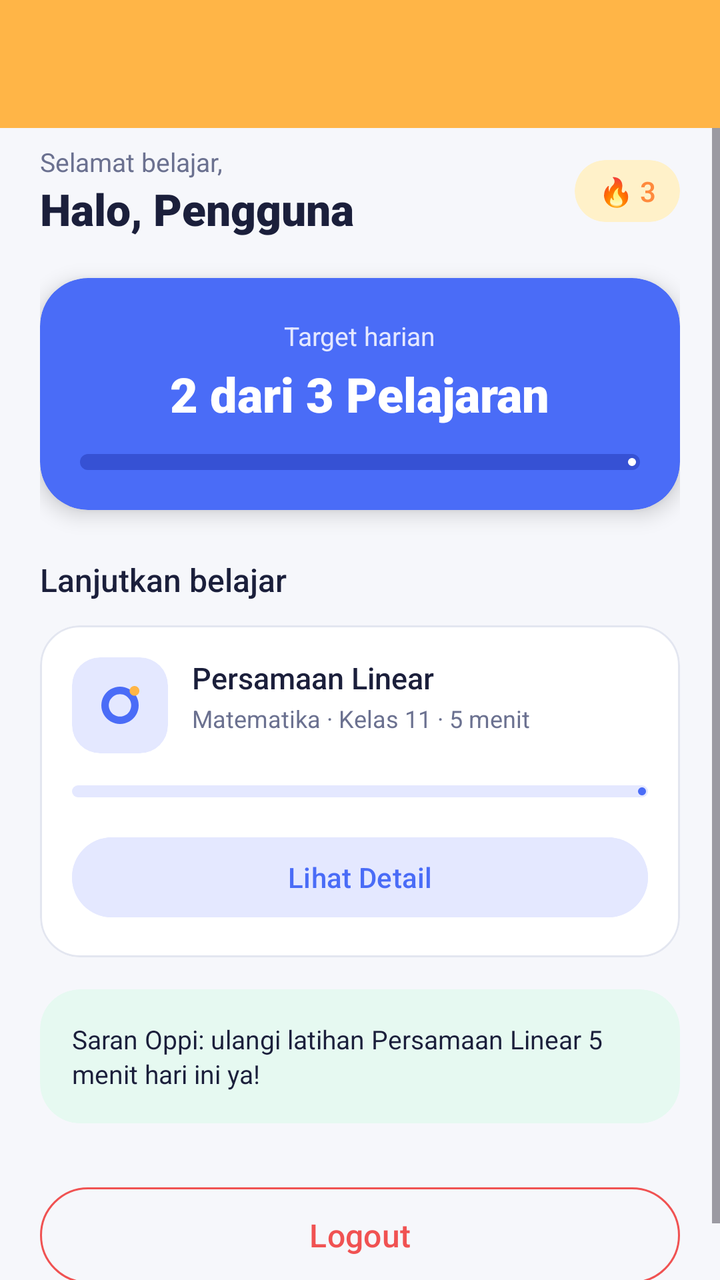
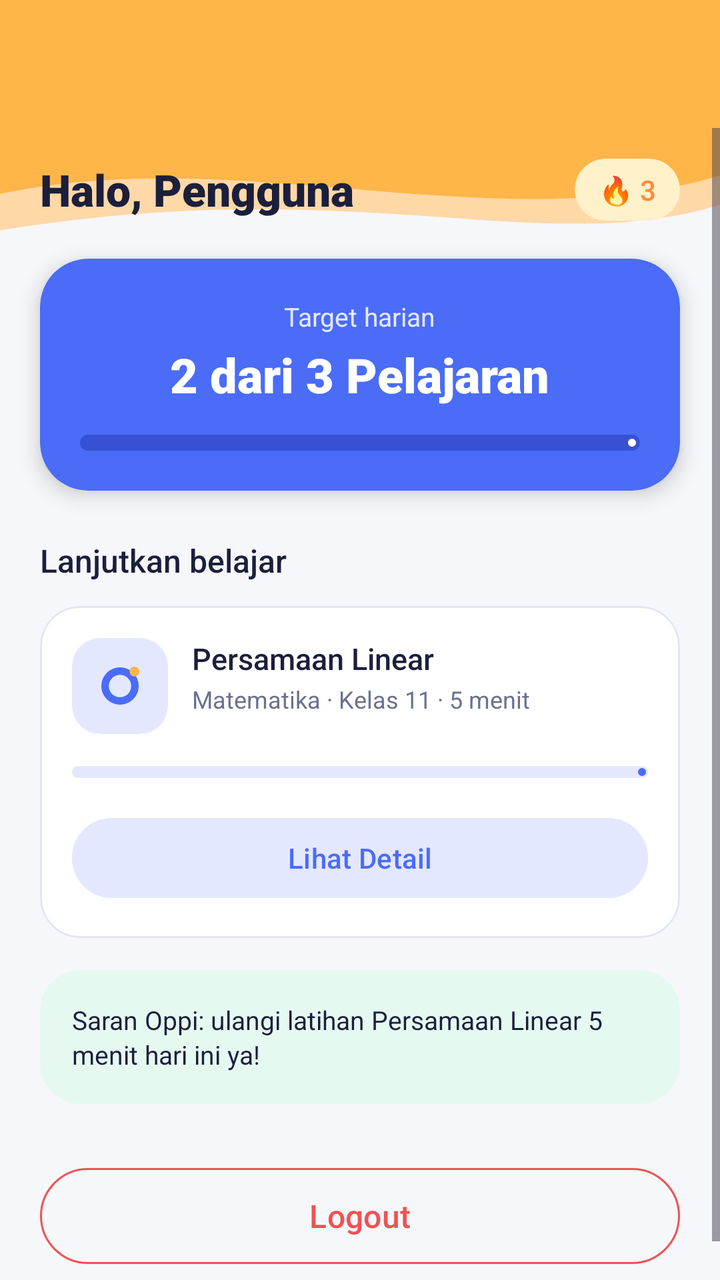

Compare the two renders of this Android layout. The source of the first and the diff that turns it into the second are given below.
<!-- AndroidManifest.xml: application theme Theme.AppYuma -->
<!-- res/layout/fragment_home.xml -->
<?xml version="1.0" encoding="utf-8"?>
<androidx.constraintlayout.widget.ConstraintLayout xmlns:android="http://schemas.android.com/apk/res/android"
    xmlns:app="http://schemas.android.com/apk/res-auto"
    xmlns:tools="http://schemas.android.com/tools"
    android:layout_width="match_parent"
    android:layout_height="match_parent"
    android:background="@color/oppi_bg"
    tools:context=".Home.HomeFragment">

    <androidx.appcompat.widget.Toolbar
        android:id="@+id/toolbar"
        android:layout_width="0dp"
        android:layout_height="?attr/actionBarSize"
        android:background="@color/oppi_yellow"
        app:elevation="2dp"
        app:titleTextAppearance="@style/TextAppearance.Oppi.Toolbar.Title"
        app:titleTextColor="@color/oppi_text_primary"
        app:layout_constraintEnd_toEndOf="parent"
        app:layout_constraintStart_toStartOf="parent"
        app:layout_constraintTop_toTopOf="parent" />

    <ScrollView
        android:id="@+id/svMain"
        android:layout_width="0dp"
        android:layout_height="0dp"
        android:fillViewport="true"
        app:layout_constraintBottom_toBottomOf="parent"
        app:layout_constraintEnd_toEndOf="parent"
        app:layout_constraintStart_toStartOf="parent"
        app:layout_constraintTop_toBottomOf="@id/toolbar">

        <androidx.constraintlayout.widget.ConstraintLayout
            android:layout_width="match_parent"
            android:layout_height="wrap_content"
            android:paddingStart="20dp"
            android:paddingTop="8dp"
            android:paddingEnd="20dp"
            android:paddingBottom="24dp">

            <TextView
                android:id="@+id/tvGreetingSmall"
                android:layout_width="wrap_content"
                android:layout_height="wrap_content"
                android:text="Selamat belajar,"
                android:textColor="@color/oppi_text_secondary"
                android:textSize="13sp"
                app:layout_constraintStart_toStartOf="parent"
                app:layout_constraintTop_toTopOf="parent" />

            <TextView
                android:id="@+id/tvWelcomeUser"
                android:layout_width="0dp"
                android:layout_height="wrap_content"
                android:layout_marginEnd="12dp"
                android:fontFamily="sans-serif-black"
                android:text="Halo, Pengguna"
                android:textColor="@color/oppi_text_primary"
                android:textSize="22sp"
                app:layout_constraintEnd_toStartOf="@id/cvStreak"
                app:layout_constraintStart_toStartOf="parent"
                app:layout_constraintTop_toBottomOf="@id/tvGreetingSmall" />

            <com.google.android.material.card.MaterialCardView
                android:id="@+id/cvStreak"
                android:layout_width="wrap_content"
                android:layout_height="wrap_content"
                app:cardBackgroundColor="@color/oppi_cream"
                app:cardCornerRadius="16dp"
                app:cardElevation="0dp"
                app:strokeWidth="0dp"
                app:layout_constraintBottom_toBottomOf="@id/tvWelcomeUser"
                app:layout_constraintEnd_toEndOf="parent"
                app:layout_constraintTop_toTopOf="@id/tvGreetingSmall">

                <TextView
                    android:id="@+id/tvStreak"
                    android:layout_width="wrap_content"
                    android:layout_height="wrap_content"
                    android:paddingStart="12dp"
                    android:paddingTop="6dp"
                    android:paddingEnd="12dp"
                    android:paddingBottom="6dp"
                    android:fontFamily="sans-serif-medium"
                    android:text="🔥 3"
                    android:textColor="@color/oppi_orange"
                    android:textSize="14sp" />

            </com.google.android.material.card.MaterialCardView>

            <com.google.android.material.card.MaterialCardView
                android:id="@+id/cvTarget"
                android:layout_width="0dp"
                android:layout_height="wrap_content"
                android:layout_marginTop="20dp"
                app:cardBackgroundColor="@color/oppi_primary"
                app:cardCornerRadius="24dp"
                app:cardElevation="6dp"
                app:strokeWidth="0dp"
                app:layout_constraintEnd_toEndOf="parent"
                app:layout_constraintStart_toStartOf="parent"
                app:layout_constraintTop_toBottomOf="@id/tvWelcomeUser">

                <androidx.constraintlayout.widget.ConstraintLayout
                    android:layout_width="match_parent"
                    android:layout_height="wrap_content"
                    android:padding="20dp">

                    <TextView
                        android:id="@+id/tvTargetLabel"
                        android:layout_width="wrap_content"
                        android:layout_height="wrap_content"
                        android:text="Target harian"
                        android:textColor="@color/oppi_lavender"
                        android:textSize="13sp"
                        app:layout_constraintEnd_toEndOf="parent"
                        app:layout_constraintStart_toStartOf="parent"
                        app:layout_constraintTop_toTopOf="parent" />

                    <TextView
                        android:id="@+id/tvTargetValue"
                        android:layout_width="wrap_content"
                        android:layout_height="wrap_content"
                        android:layout_marginTop="4dp"
                        android:fontFamily="sans-serif-black"
                        android:text="2 dari 3 Pelajaran"
                        android:textColor="@color/white"
                        android:textSize="24sp"
                        app:layout_constraintEnd_toEndOf="parent"
                        app:layout_constraintStart_toStartOf="parent"
                        app:layout_constraintTop_toBottomOf="@id/tvTargetLabel" />

                    <com.google.android.material.progressindicator.LinearProgressIndicator
                        android:id="@+id/pbTarget"
                        android:layout_width="0dp"
                        android:layout_height="wrap_content"
                        android:layout_marginTop="14dp"
                        android:progress="66"
                        app:indicatorColor="@color/white"
                        app:trackColor="@color/oppi_primary_dark"
                        app:trackCornerRadius="4dp"
                        app:trackThickness="8dp"
                        app:layout_constraintEnd_toEndOf="parent"
                        app:layout_constraintStart_toStartOf="parent"
                        app:layout_constraintTop_toBottomOf="@id/tvTargetValue" />

                </androidx.constraintlayout.widget.ConstraintLayout>

            </com.google.android.material.card.MaterialCardView>

            <TextView
                android:id="@+id/tvSectionTitle"
                android:layout_width="wrap_content"
                android:layout_height="wrap_content"
                android:layout_marginTop="24dp"
                android:fontFamily="sans-serif-medium"
                android:text="Lanjutkan belajar"
                android:textColor="@color/oppi_text_primary"
                android:textSize="16sp"
                app:layout_constraintStart_toStartOf="parent"
                app:layout_constraintTop_toBottomOf="@id/cvTarget" />

            <com.google.android.material.card.MaterialCardView
                android:id="@+id/cvProjectCard"
                android:layout_width="0dp"
                android:layout_height="wrap_content"
                android:layout_marginTop="12dp"
                app:cardBackgroundColor="@color/oppi_card"
                app:cardCornerRadius="20dp"
                app:cardElevation="0dp"
                app:strokeColor="@color/oppi_border"
                app:strokeWidth="1dp"
                app:layout_constraintEnd_toEndOf="parent"
                app:layout_constraintStart_toStartOf="parent"
                app:layout_constraintTop_toBottomOf="@id/tvSectionTitle">

                <androidx.constraintlayout.widget.ConstraintLayout
                    android:layout_width="match_parent"
                    android:layout_height="wrap_content"
                    android:padding="16dp">

                    <com.google.android.material.card.MaterialCardView
                        android:id="@+id/cvLessonIcon"
                        android:layout_width="48dp"
                        android:layout_height="48dp"
                        app:cardBackgroundColor="@color/oppi_lavender"
                        app:cardCornerRadius="14dp"
                        app:cardElevation="0dp"
                        app:strokeWidth="0dp"
                        app:layout_constraintStart_toStartOf="parent"
                        app:layout_constraintTop_toTopOf="parent">

                        <ImageView
                            android:id="@+id/ivLogo"
                            android:layout_width="28dp"
                            android:layout_height="28dp"
                            android:layout_gravity="center"
                            android:contentDescription="Ikon pelajaran"
                            android:src="@drawable/ic_logo" />

                    </com.google.android.material.card.MaterialCardView>

                    <TextView
                        android:id="@+id/tvProjectTitle"
                        android:layout_width="0dp"
                        android:layout_height="wrap_content"
                        android:layout_marginStart="12dp"
                        android:fontFamily="sans-serif-medium"
                        android:text="Persamaan Linear"
                        android:textColor="@color/oppi_text_primary"
                        android:textSize="15sp"
                        app:layout_constraintEnd_toEndOf="parent"
                        app:layout_constraintStart_toEndOf="@id/cvLessonIcon"
                        app:layout_constraintTop_toTopOf="@id/cvLessonIcon" />

                    <TextView
                        android:id="@+id/tvProjectDesc"
                        android:layout_width="0dp"
                        android:layout_height="wrap_content"
                        android:layout_marginStart="12dp"
                        android:layout_marginTop="2dp"
                        android:text="Matematika · Kelas 11 · 5 menit"
                        android:textColor="@color/oppi_text_secondary"
                        android:textSize="12sp"
                        app:layout_constraintEnd_toEndOf="parent"
                        app:layout_constraintStart_toEndOf="@id/cvLessonIcon"
                        app:layout_constraintTop_toBottomOf="@id/tvProjectTitle" />

                    <com.google.android.material.progressindicator.LinearProgressIndicator
                        android:id="@+id/pbLesson"
                        android:layout_width="0dp"
                        android:layout_height="wrap_content"
                        android:layout_marginTop="16dp"
                        android:progress="45"
                        app:indicatorColor="@color/oppi_primary"
                        app:trackColor="@color/oppi_lavender"
                        app:trackCornerRadius="4dp"
                        app:trackThickness="6dp"
                        app:layout_constraintEnd_toEndOf="parent"
                        app:layout_constraintStart_toStartOf="parent"
                        app:layout_constraintTop_toBottomOf="@id/cvLessonIcon" />

                    <com.google.android.material.button.MaterialButton
                        android:id="@+id/btnViewDetail"
                        android:layout_width="0dp"
                        android:layout_height="48dp"
                        android:layout_marginTop="16dp"
                        android:backgroundTint="@color/oppi_lavender"
                        android:fontFamily="sans-serif-medium"
                        android:text="Lihat Detail"
                        android:textAllCaps="false"
                        android:textColor="@color/oppi_primary"
                        app:cornerRadius="24dp"
                        app:layout_constraintEnd_toEndOf="parent"
                        app:layout_constraintStart_toStartOf="parent"
                        app:layout_constraintTop_toBottomOf="@id/pbLesson" />

                </androidx.constraintlayout.widget.ConstraintLayout>

            </com.google.android.material.card.MaterialCardView>

            <com.google.android.material.card.MaterialCardView
                android:id="@+id/cvTips"
                android:layout_width="0dp"
                android:layout_height="wrap_content"
                android:layout_marginTop="16dp"
                app:cardBackgroundColor="@color/oppi_mint"
                app:cardCornerRadius="20dp"
                app:cardElevation="0dp"
                app:strokeWidth="0dp"
                app:layout_constraintEnd_toEndOf="parent"
                app:layout_constraintStart_toStartOf="parent"
                app:layout_constraintTop_toBottomOf="@id/cvProjectCard">

                <TextView
                    android:id="@+id/tvTips"
                    android:layout_width="match_parent"
                    android:layout_height="wrap_content"
                    android:padding="16dp"
                    android:lineSpacingExtra="2dp"
                    android:text="Saran Oppi: ulangi latihan Persamaan Linear 5 menit hari ini ya!"
                    android:textColor="@color/oppi_text_primary"
                    android:textSize="13sp" />

            </com.google.android.material.card.MaterialCardView>

            <com.google.android.material.button.MaterialButton
                android:id="@+id/btnLogout"
                style="@style/Widget.Material3.Button.OutlinedButton"
                android:layout_width="0dp"
                android:layout_height="56dp"
                android:layout_marginTop="28dp"
                android:fontFamily="sans-serif-medium"
                android:text="Logout"
                android:textAllCaps="false"
                android:textColor="@color/oppi_red"
                android:textSize="16sp"
                app:cornerRadius="28dp"
                app:strokeColor="@color/oppi_red"
                app:strokeWidth="1dp"
                app:layout_constraintEnd_toEndOf="parent"
                app:layout_constraintStart_toStartOf="parent"
                app:layout_constraintTop_toBottomOf="@id/cvTips" />

        </androidx.constraintlayout.widget.ConstraintLayout>

    </ScrollView>

</androidx.constraintlayout.widget.ConstraintLayout>
<!-- resources referenced by this layout -->
<resources>
  <color name="oppi_bg">#F6F7FB</color>
  <color name="oppi_border">#E3E6F0</color>
  <color name="oppi_card">#FFFFFF</color>
  <color name="oppi_cream">#FFF1C9</color>
  <color name="oppi_lavender">#E4E8FF</color>
  <color name="oppi_mint">#E6F9F1</color>
  <color name="oppi_orange">#FF8A3D</color>
  <color name="oppi_primary">#4A6CF7</color>
  <color name="oppi_primary_dark">#3651D4</color>
  <color name="oppi_red">#F05252</color>
  <color name="oppi_text_primary">#1B1F3B</color>
  <color name="oppi_text_secondary">#6B7190</color>
  <color name="oppi_yellow">#FFB547</color>
  <color name="white">#FFFFFFFF</color>
  <!-- drawable ic_logo (drawable) -->
  <vector xmlns:android="http://schemas.android.com/apk/res/android"
      android:width="96dp"
      android:height="96dp"
      android:viewportWidth="24"
      android:viewportHeight="24">
      
      <path
          android:fillColor="#4A6CF7"
          android:pathData="M12,4a8,8 0 1,0 0.01,0z M12,7.2a4.8,4.8 0 1,1 -0.01,0z"
          android:fillType="evenOdd" />
      
      <path
          android:fillColor="#FFB547"
          android:pathData="M18.2,3.7a2.1,2.1 0 1,0 0.01,0z" />
  </vector>
  <style name="TextAppearance.Oppi.Toolbar.Title" parent="TextAppearance.Material3.TitleMedium">
          <item name="android:textSize">17sp</item>
          <item name="android:fontFamily">sans-serif-medium</item>
          <item name="android:textColor">@color/oppi_text_primary</item>
          <item name="android:letterSpacing">0.01</item>
      </style>
  <style name="Theme.AppYuma" parent="Base.Theme.AppYuma" />
  <style name="Base.Theme.AppYuma" parent="Theme.Material3.Light.NoActionBar">
          <item name="colorPrimary">@color/oppi_primary</item>
          <item name="colorOnPrimary">@color/white</item>
          <item name="colorPrimaryContainer">@color/oppi_lavender</item>
          <item name="android:windowBackground">@color/oppi_bg</item>
      </style>
</resources>

<!-- the commit's change to res/layout/fragment_home.xml (unified diff, before → after) -->
@@ -12,7 +12,7 @@
         android:layout_width="0dp"
         android:layout_height="?attr/actionBarSize"
         android:background="@color/oppi_yellow"
-        app:elevation="2dp"
+        app:elevation="0dp"
         app:titleTextAppearance="@style/TextAppearance.Oppi.Toolbar.Title"
         app:titleTextColor="@color/oppi_text_primary"
         app:layout_constraintEnd_toEndOf="parent"
@@ -32,18 +32,16 @@
         <androidx.constraintlayout.widget.ConstraintLayout
             android:layout_width="match_parent"
             android:layout_height="wrap_content"
-            android:paddingStart="20dp"
-            android:paddingTop="8dp"
-            android:paddingEnd="20dp"
             android:paddingBottom="24dp">
 
-            <TextView
-                android:id="@+id/tvGreetingSmall"
-                android:layout_width="wrap_content"
-                android:layout_height="wrap_content"
-                android:text="Selamat belajar,"
-                android:textColor="@color/oppi_text_secondary"
-                android:textSize="13sp"
+            <ImageView
+                android:id="@+id/ivWaveHeader"
+                android:layout_width="0dp"
+                android:layout_height="64dp"
+                android:scaleType="fitXY"
+                android:importantForAccessibility="no"
+                android:src="@drawable/bg_header_wave_home"
+                app:layout_constraintEnd_toEndOf="parent"
                 app:layout_constraintStart_toStartOf="parent"
                 app:layout_constraintTop_toTopOf="parent" />
 
@@ -51,6 +49,8 @@
                 android:id="@+id/tvWelcomeUser"
                 android:layout_width="0dp"
                 android:layout_height="wrap_content"
+                android:layout_marginStart="20dp"
+                android:layout_marginTop="16dp"
                 android:layout_marginEnd="12dp"
                 android:fontFamily="sans-serif-black"
                 android:text="Halo, Pengguna"
@@ -58,19 +58,20 @@
                 android:textSize="22sp"
                 app:layout_constraintEnd_toStartOf="@id/cvStreak"
                 app:layout_constraintStart_toStartOf="parent"
-                app:layout_constraintTop_toBottomOf="@id/tvGreetingSmall" />
+                app:layout_constraintTop_toTopOf="parent" />
 
             <com.google.android.material.card.MaterialCardView
                 android:id="@+id/cvStreak"
                 android:layout_width="wrap_content"
                 android:layout_height="wrap_content"
+                android:layout_marginEnd="20dp"
                 app:cardBackgroundColor="@color/oppi_cream"
                 app:cardCornerRadius="16dp"
                 app:cardElevation="0dp"
                 app:strokeWidth="0dp"
                 app:layout_constraintBottom_toBottomOf="@id/tvWelcomeUser"
                 app:layout_constraintEnd_toEndOf="parent"
-                app:layout_constraintTop_toTopOf="@id/tvGreetingSmall">
+                app:layout_constraintTop_toTopOf="@id/tvWelcomeUser">
 
                 <TextView
                     android:id="@+id/tvStreak"
@@ -91,7 +92,9 @@
                 android:id="@+id/cvTarget"
                 android:layout_width="0dp"
                 android:layout_height="wrap_content"
+                android:layout_marginStart="20dp"
                 android:layout_marginTop="20dp"
+                android:layout_marginEnd="20dp"
                 app:cardBackgroundColor="@color/oppi_primary"
                 app:cardCornerRadius="24dp"
                 app:cardElevation="6dp"
@@ -151,6 +154,7 @@
                 android:id="@+id/tvSectionTitle"
                 android:layout_width="wrap_content"
                 android:layout_height="wrap_content"
+                android:layout_marginStart="20dp"
                 android:layout_marginTop="24dp"
                 android:fontFamily="sans-serif-medium"
                 android:text="Lanjutkan belajar"
@@ -163,7 +167,9 @@
                 android:id="@+id/cvProjectCard"
                 android:layout_width="0dp"
                 android:layout_height="wrap_content"
+                android:layout_marginStart="20dp"
                 android:layout_marginTop="12dp"
+                android:layout_marginEnd="20dp"
                 app:cardBackgroundColor="@color/oppi_card"
                 app:cardCornerRadius="20dp"
                 app:cardElevation="0dp"
@@ -262,7 +268,9 @@
                 android:id="@+id/cvTips"
                 android:layout_width="0dp"
                 android:layout_height="wrap_content"
+                android:layout_marginStart="20dp"
                 android:layout_marginTop="16dp"
+                android:layout_marginEnd="20dp"
                 app:cardBackgroundColor="@color/oppi_mint"
                 app:cardCornerRadius="20dp"
                 app:cardElevation="0dp"
@@ -288,7 +296,9 @@
                 style="@style/Widget.Material3.Button.OutlinedButton"
                 android:layout_width="0dp"
                 android:layout_height="56dp"
+                android:layout_marginStart="20dp"
                 android:layout_marginTop="28dp"
+                android:layout_marginEnd="20dp"
                 android:fontFamily="sans-serif-medium"
                 android:text="Logout"
                 android:textAllCaps="false"
<!-- resource entries referenced after the edit -->
@@ -14,6 +14,22 @@
   <color name="oppi_text_secondary">#6B7190</color>
   <color name="oppi_yellow">#FFB547</color>
   <color name="white">#FFFFFFFF</color>
+  <!-- drawable bg_header_wave_home (drawable) -->
+  <vector xmlns:android="http://schemas.android.com/apk/res/android"
+      android:width="360dp"
+      android:height="70dp"
+      android:viewportWidth="360"
+      android:viewportHeight="70">
+  
+      <path
+          android:fillColor="@color/oppi_peach"
+          android:pathData="M 0,0 L 360,0 L 360,42 C 270,72 180,24 0,56 Z" />
+  
+      <path
+          android:fillColor="@color/oppi_yellow"
+          android:pathData="M 0,0 L 360,0 L 360,26 C 250,62 120,8 0,36 Z" />
+  
+  </vector>
   <!-- drawable ic_logo (drawable) -->
   <vector xmlns:android="http://schemas.android.com/apk/res/android"
       android:width="96dp"
@@ -37,6 +53,7 @@
           <item name="android:letterSpacing">0.01</item>
       </style>
   <style name="Theme.AppYuma" parent="Base.Theme.AppYuma" />
+  <color name="oppi_peach">#FFD8A8</color>
   <style name="Base.Theme.AppYuma" parent="Theme.Material3.Light.NoActionBar">
           <item name="colorPrimary">@color/oppi_primary</item>
           <item name="colorOnPrimary">@color/white</item>
